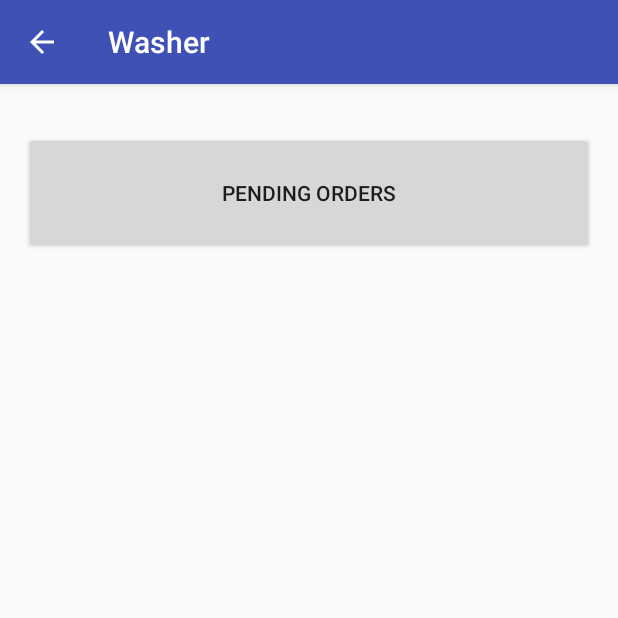
After one commit to washuclub/washu, an Android app: the WasherActivity screen opened directly, with no data from a screen before it, on a phone screen of 412 x 824 dp, the top half of it. The commit adds this screen. Run offline under Robolectric (Android 15) with nearby library versions, the phone set to English and light mode, and no system bars.

Commit message:
Add washer

```diff
--- a/app/src/main/java/me/cpjk/washu/MainActivity.java
+++ b/app/src/main/java/me/cpjk/washu/MainActivity.java
@@ -26,6 +26,11 @@ public class MainActivity extends AppCompatActivity {
         MainActivity.this.startActivity(startCustomerActivityIntent);
     }
 
+    public void openWasherActivity(View view) {
+        Intent startWasherActivityIntent = new Intent(MainActivity.this, WasherActivity.class);
+        MainActivity.this.startActivity(startWasherActivityIntent);
+    }
+
     @Override
     public boolean onCreateOptionsMenu(Menu menu) {
         // Inflate the menu; this adds items to the action bar if it is present.
--- /dev/null
+++ b/app/src/main/java/me/cpjk/washu/WasherActivity.java
@@ -0,0 +1,30 @@
+package me.cpjk.washu;
+
+import android.content.Intent;
+import android.os.Bundle;
+import android.support.design.widget.FloatingActionButton;
+import android.support.design.widget.Snackbar;
+import android.support.v7.app.AppCompatActivity;
+import android.support.v7.widget.Toolbar;
+import android.view.View;
+
+import me.cpjk.washu.R;
+
+public class WasherActivity extends AppCompatActivity {
+
+    @Override
+    protected void onCreate(Bundle savedInstanceState) {
+        super.onCreate(savedInstanceState);
+        setContentView(R.layout.activity_washer);
+        Toolbar toolbar = (Toolbar) findViewById(R.id.toolbar);
+        setSupportActionBar(toolbar);
+
+        getSupportActionBar().setDisplayHomeAsUpEnabled(true);
+    }
+
+    public void openPendingOrdersActivity(View view) {
+        Intent openPendingOrdersActivity = new Intent(WasherActivity.this, PendingOrdersActivity.class);
+        WasherActivity.this.startActivity(openPendingOrdersActivity);
+    }
+
+}
--- /dev/null
+++ b/app/src/main/res/layout/activity_washer.xml
@@ -0,0 +1,26 @@
+<?xml version="1.0" encoding="utf-8"?>
+<android.support.design.widget.CoordinatorLayout xmlns:android="http://schemas.android.com/apk/res/android"
+    xmlns:app="http://schemas.android.com/apk/res-auto"
+    xmlns:tools="http://schemas.android.com/tools"
+    android:layout_width="match_parent"
+    android:layout_height="match_parent"
+    android:fitsSystemWindows="true"
+    tools:context="me.cpjk.washu.WasherActivity">
+
+    <android.support.design.widget.AppBarLayout
+        android:layout_width="match_parent"
+        android:layout_height="wrap_content"
+        android:theme="@style/AppTheme.AppBarOverlay">
+
+        <android.support.v7.widget.Toolbar
+            android:id="@+id/toolbar"
+            android:layout_width="match_parent"
+            android:layout_height="?attr/actionBarSize"
+            android:background="?attr/colorPrimary"
+            app:popupTheme="@style/AppTheme.PopupOverlay" />
+
+    </android.support.design.widget.AppBarLayout>
+
+    <include layout="@layout/content_washer" />
+
+</android.support.design.widget.CoordinatorLayout>
--- /dev/null
+++ b/app/src/main/res/layout/content_washer.xml
@@ -0,0 +1,39 @@
+<?xml version="1.0" encoding="utf-8"?>
+<RelativeLayout xmlns:android="http://schemas.android.com/apk/res/android"
+    xmlns:app="http://schemas.android.com/apk/res-auto"
+    xmlns:tools="http://schemas.android.com/tools"
+    android:layout_width="match_parent"
+    android:layout_height="match_parent"
+    android:paddingBottom="@dimen/activity_vertical_margin"
+    android:paddingLeft="@dimen/activity_horizontal_margin"
+    android:paddingRight="@dimen/activity_horizontal_margin"
+    android:paddingTop="@dimen/activity_vertical_margin"
+    app:layout_behavior="@string/appbar_scrolling_view_behavior"
+    tools:context="me.cpjk.washu.WasherActivity"
+    tools:showIn="@layout/activity_washer">
+
+    <LinearLayout
+        android:orientation="vertical"
+        android:layout_width="match_parent"
+        android:layout_height="match_parent">
+
+        <LinearLayout
+            android:orientation="horizontal"
+            android:layout_width="match_parent"
+            android:layout_height="16dp"></LinearLayout>
+
+        <LinearLayout
+            android:orientation="horizontal"
+            android:layout_width="match_parent"
+            android:layout_height="match_parent">
+
+            <Button
+                android:layout_width="match_parent"
+                android:layout_height="81dp"
+                android:text="Pending Orders"
+                android:id="@+id/pendingOrdersButton"
+                android:onClick="openPendingOrdersActivity"
+                android:nestedScrollingEnabled="true" />
+        </LinearLayout>
+    </LinearLayout>
+</RelativeLayout>
--- a/app/src/main/res/values/strings.xml
+++ b/app/src/main/res/values/strings.xml
@@ -11,4 +11,6 @@
     <string name="user_profile_age">age</string>
     <string name="user_profile_license">license</string>
     <string name="user_profile_cc">cc_number</string>
+    <string name="title_activity_washer">Washer</string>
+    <string name="title_activity_pending_orders">Pending Orders</string>
 </resources>
```
Also changed, not shown: app/src/main/AndroidManifest.xml (+18 -0 lines), app/src/main/java/me/cpjk/washu/CustomerCreateOrderActivity.java (+7 -0 lines), app/src/main/java/me/cpjk/washu/PaymentActivity.java (+30 -9 lines), app/src/main/java/me/cpjk/washu/PendingOrdersActivity.java (added, +78 -0 lines), app/src/main/res/layout/activity_pending_orders.xml (added, +26 -0 lines), app/src/main/res/layout/content_main.xml (+11 -1 lines), app/src/main/res/layout/content_pending_orders.xml (added, +49 -0 lines).
